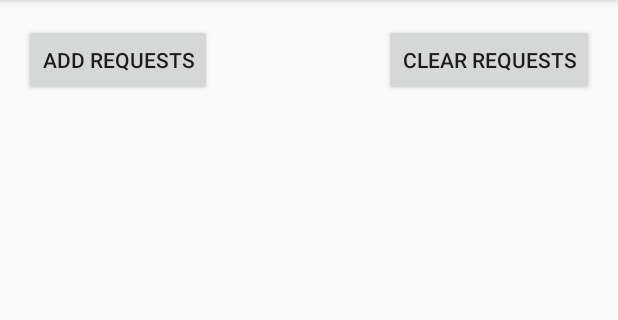
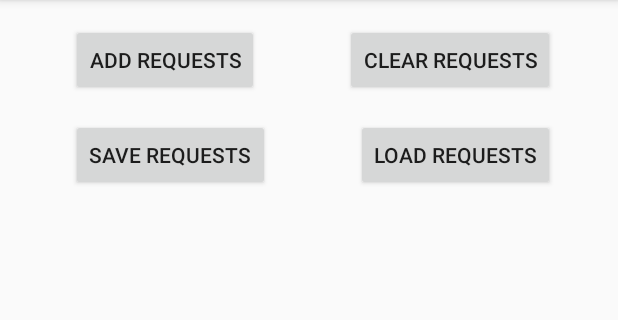
Before and after one commit to JonTheBurger/MusicOcracy, an Android app: the DatabaseActivity screen opened directly, with no data from a screen before it, on a phone screen of 412 x 824 dp, the part 84-404 px from its top. Run offline under Robolectric (Android 15) with nearby library versions, the phone set to English and light mode, and no system bars; libraries missing offline, so code that uses them is left out: com.j256.ormlite; 2 statements that could not run were skipped.

Commit message:
Added DatabaseActivity create, save, load, and delete functionality.

```diff
--- a/app/src/main/res/layout/activity_database.xml
+++ b/app/src/main/res/layout/activity_database.xml
@@ -10,26 +10,51 @@
     android:paddingTop="@dimen/activity_vertical_margin"
     tools:context="com.musicocracy.fpgk.musicocracy.DatabaseActivity">
 
+    <ListView
+        android:layout_width="match_parent"
+        android:layout_height="match_parent"
+        android:id="@+id/request_list"
+        android:layout_marginTop="33dp"
+        android:layout_below="@+id/save_requests"
+        android:layout_alignParentStart="true" />
+
     <Button
         android:text="Add Requests"
         android:layout_width="wrap_content"
         android:layout_height="wrap_content"
+        android:id="@+id/add_button"
         android:layout_alignParentTop="true"
         android:layout_alignParentStart="true"
-        android:id="@+id/add_button" />
+        android:layout_marginStart="31dp"
+        android:onClick="addRequests" />
 
     <Button
         android:text="Clear Requests"
         android:layout_width="wrap_content"
         android:layout_height="wrap_content"
+        android:id="@+id/clear_requests"
         android:layout_alignParentTop="true"
         android:layout_alignParentEnd="true"
-        android:id="@+id/clear_requests" />
+        android:layout_marginEnd="26dp"
+        android:onClick="clearRequests" />
 
-    <ListView
-        android:layout_width="match_parent"
-        android:layout_height="match_parent"
+    <Button
+        android:text="Save Requests"
+        android:layout_width="wrap_content"
+        android:layout_height="wrap_content"
+        android:id="@+id/save_requests"
+        android:layout_marginTop="15dp"
         android:layout_below="@+id/add_button"
-        android:layout_alignParentStart="true"
-        android:id="@+id/request_list" />
+        android:layout_alignStart="@+id/add_button"
+        android:onClick="saveRequests" />
+
+    <Button
+        android:text="Load Requests"
+        android:layout_width="wrap_content"
+        android:layout_height="wrap_content"
+        android:id="@+id/load_requests"
+        android:layout_alignBaseline="@+id/save_requests"
+        android:layout_alignBottom="@+id/save_requests"
+        android:layout_alignEnd="@+id/clear_requests"
+        android:onClick="loadRequests" />
 </RelativeLayout>
--- a/app/src/main/res/raw/ormlite_config.txt
+++ b/app/src/main/res/raw/ormlite_config.txt
@@ -1,5 +1,5 @@
 #
-# generated on 2016/09/24 03:19:39
+# generated on 2016/09/25 12:12:50
 #
 # --table-start--
 dataClass=com.musicocracy.fpgk.model.dal.MusicService
```
Also changed, not shown: app/src/main/java/com/musicocracy/fpgk/model/dal/PlayRequest.java (+9 -4 lines), app/src/main/java/com/musicocracy/fpgk/musicocracy/DatabaseActivity.java (+40 -16 lines).
